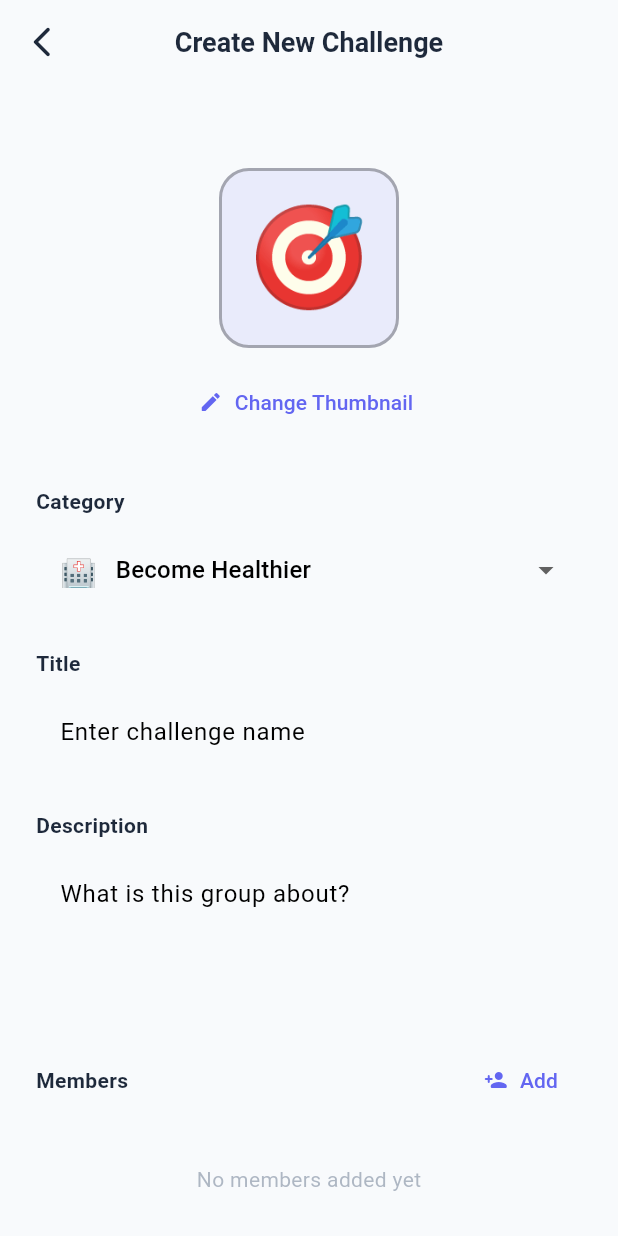
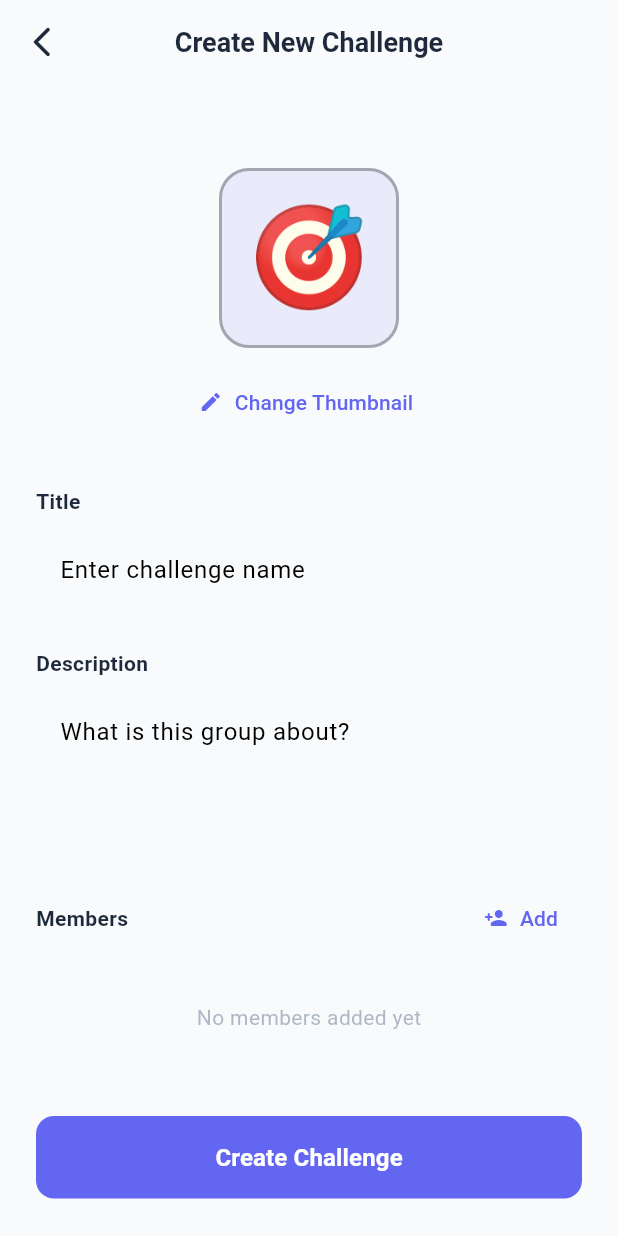
Before and after one commit to MainChallengeApp/unite_up, a Flutter app: the CreateChallengePage screen opened directly, on a phone screen of 412 x 824 dp. Run offline on Flutter 3.47's test engine with Material 3 defaults, Android fonts, the phone set to English and light mode, and no system bars; our stand-ins replace easy_localization, font_awesome_flutter; accounts and stored records are empty.

Commit message:
refactor: remove category selection from create challenge page
- Eliminated the category selection dropdown and associated UI elements from the CreateChallengePage, streamlining the challenge creation process.

```diff
--- a/lib/pages/create_challenge_page.dart
+++ b/lib/pages/create_challenge_page.dart
@@ -251,55 +251,6 @@ class _CreateChallengePageState extends State<CreateChallengePage> {
             ),
             const SizedBox(height: AppSizes.spacing32),
             Text(
-              'challenges.create.category'.tr(),
-              style: TextStyle(
-                fontSize: AppSizes.fontMedium,
-                fontWeight: FontWeight.w600,
-                color: theme.brightness == Brightness.dark
-                    ? Colors.white
-                    : const Color(0xFF1E293B),
-              ),
-            ),
-            const SizedBox(height: AppSizes.spacing8),
-            DropdownButtonFormField<GoalCategoryEnum>(
-              initialValue: _selectedCategory,
-              decoration: InputDecoration(
-                filled: true,
-                fillColor: theme.brightness == Brightness.dark
-                    ? theme.cardColor
-                    : theme.scaffoldBackgroundColor,
-                border: OutlineInputBorder(
-                  borderRadius: BorderRadius.circular(AppSizes.radiusMedium),
-                  borderSide: BorderSide.none,
-                ),
-              ),
-              items: GoalCategoryEnum.values.map((category) {
-                return DropdownMenuItem(
-                  value: category,
-                  child: Builder(
-                    builder: (context) => Row(
-                      children: [
-                        Text(
-                          category.emoji,
-                          style: const TextStyle(
-                            fontSize: AppSizes.fontXXLarge,
-                          ),
-                        ),
-                        const SizedBox(width: AppSizes.spacing12),
-                        Text(category.displayName(context)),
-                      ],
-                    ),
-                  ),
-                );
-              }).toList(),
-              onChanged: (value) {
-                if (value != null) {
-                  setState(() => _selectedCategory = value);
-                }
-              },
-            ),
-            const SizedBox(height: AppSizes.spacing24),
-            Text(
               'challenges.create.titleLabel'.tr(),
               style: TextStyle(
                 fontSize: AppSizes.fontMedium,
```
